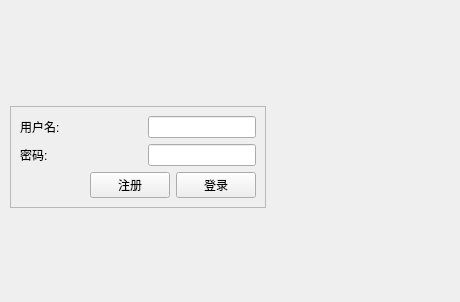
The window that src/client/widget.ui (Sean10/Bank) describes before a commit, drawn with Qt 5.
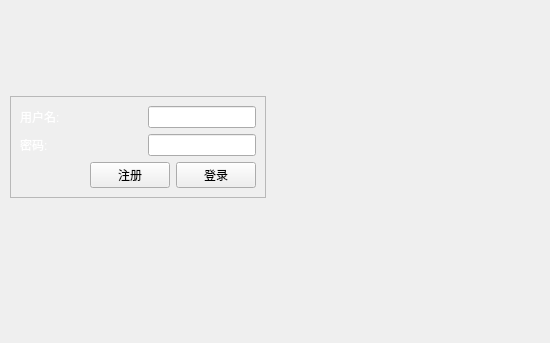
The same window after the commit.

Patch:
```diff
--- a/src/client/widget.ui
+++ b/src/client/widget.ui
@@ -6,8 +6,8 @@
    <rect>
     <x>0</x>
     <y>0</y>
-    <width>460</width>
-    <height>302</height>
+    <width>550</width>
+    <height>343</height>
    </rect>
   </property>
   <property name="windowTitle">
@@ -17,7 +17,7 @@
    <property name="geometry">
     <rect>
      <x>10</x>
-     <y>80</y>
+     <y>70</y>
      <width>256</width>
      <height>168</height>
     </rect>
@@ -49,6 +49,9 @@
         <layout class="QHBoxLayout" name="horizontalLayout">
          <item>
           <widget class="QLabel" name="label">
+           <property name="styleSheet">
+            <string notr="true">color: rgb(255, 255, 255)</string>
+           </property>
            <property name="text">
             <string>用户名:</string>
            </property>
@@ -76,6 +79,9 @@
         <layout class="QHBoxLayout" name="horizontalLayout_2">
          <item>
           <widget class="QLabel" name="label_2">
+           <property name="styleSheet">
+            <string notr="true">color:rgb(255, 255, 255)</string>
+           </property>
            <property name="text">
             <string>密码:</string>
            </property>
```
